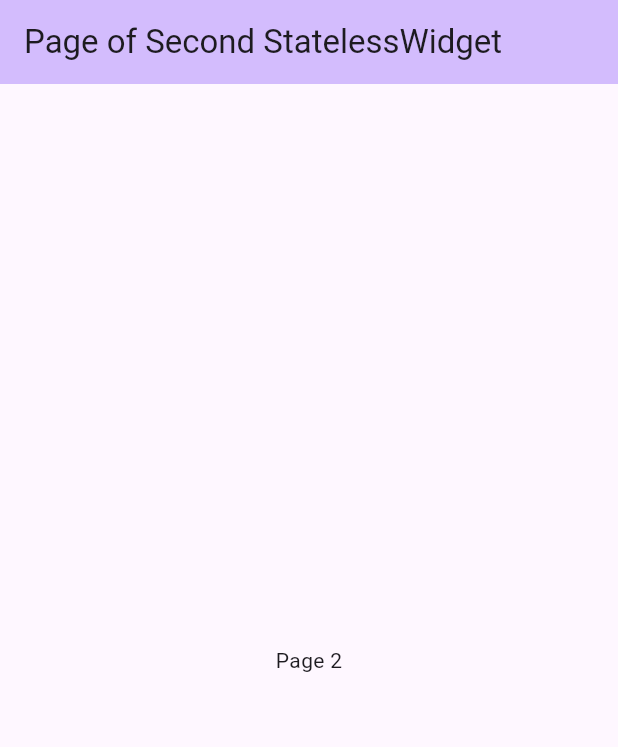
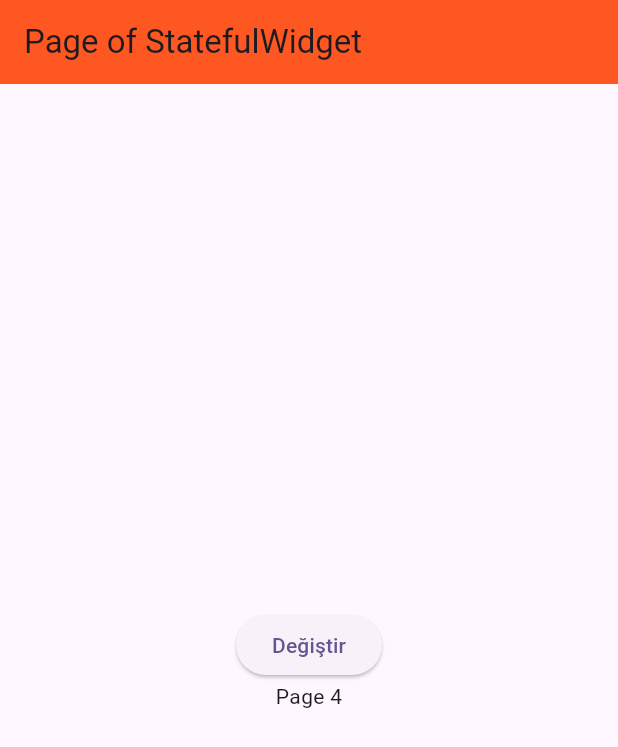
Before and after one commit to SERENGOKYILDIZ/FLUTTER_ANDROID_WORKING_STRUCTURE, a Flutter app: the screen it shows after launch, on a phone screen of 412 x 824 dp. Shown: the top 747 px of the screen. Run offline on Flutter 3.47's test engine with Material 3 defaults, Android fonts, the phone set to English and light mode, and no system bars.

Commit message:
Learned creating a page of StatefulWidget by other file

```diff
--- /dev/null
+++ b/lib/sayfa4.dart
@@ -0,0 +1,36 @@
+import 'package:flutter/material.dart';
+
+class Sayfa4 extends StatefulWidget {
+  const Sayfa4({super.key});
+
+  @override
+  State<Sayfa4> createState() => _Sayfa4State();
+}
+
+class _Sayfa4State extends State<Sayfa4> {
+  @override
+  Widget build(BuildContext context) {
+    return Scaffold(
+      appBar: AppBar(
+        backgroundColor: Colors.deepOrange,
+        title: Text("Page of StatefulWidget"),
+      ),
+      body: Center(
+        child: Column(
+          mainAxisAlignment: MainAxisAlignment.center,
+          children: [
+            ElevatedButton(
+                onPressed: (){
+                  setState(() {
+
+                  });
+                },
+                child: Text("Değiştir")
+            ),
+            Text("Page 4"),
+          ],
+        ),
+      ),
+    );
+  }
+}
```
Also changed, not shown: lib/main.dart (+41 -3 lines).
